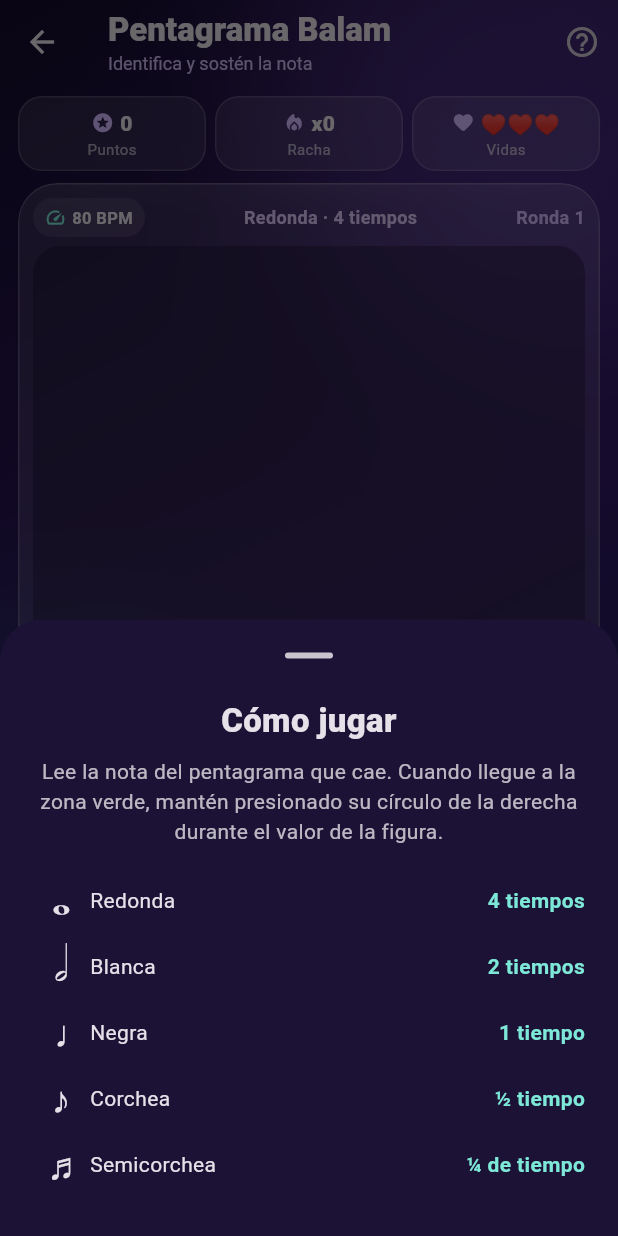
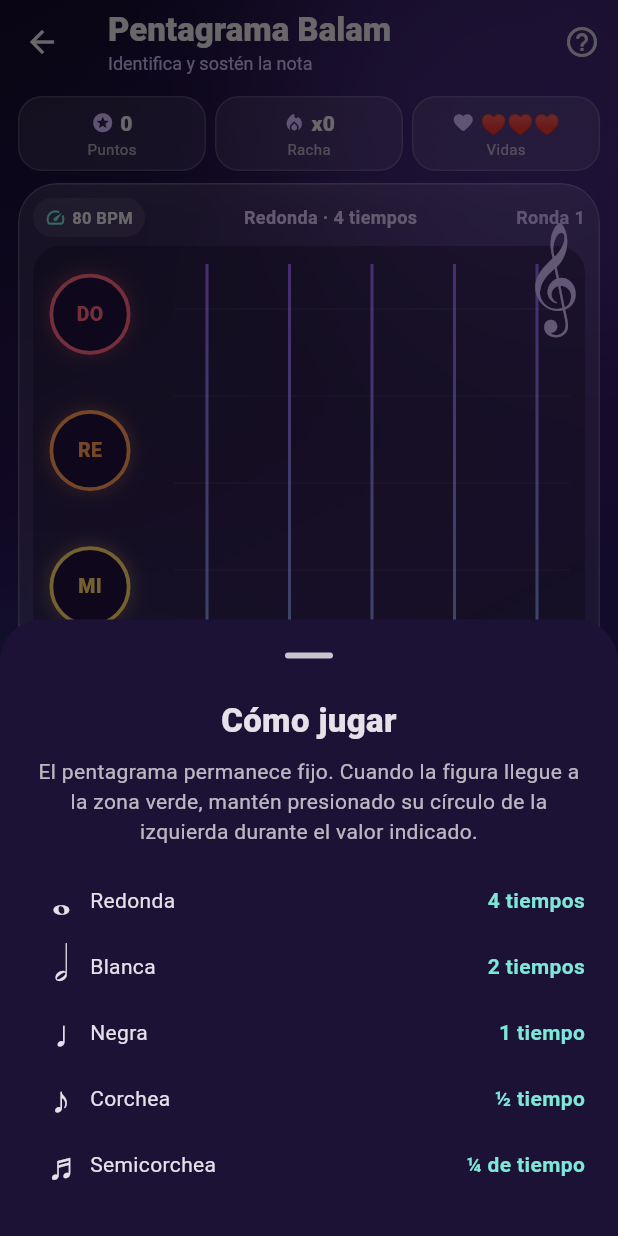
Before and after one commit to starteronesandoval/version-1.1.12, a Flutter app: the RhythmGameScreen screen opened directly, after a tap on the "help outline" icon, on a phone screen of 412 x 824 dp. Run offline on Flutter 3.47's test engine with Material 3 defaults, Android fonts, the phone set to English and light mode, and no system bars; our stand-ins replace flutter_secure_storage, image_picker; accounts and stored records are empty.

Commit message:
Fijar pentagrama vertical y ampliar controles

```diff
--- a/frontend/lib/screens/rhythm_game_screen.dart
+++ b/frontend/lib/screens/rhythm_game_screen.dart
@@ -290,9 +290,10 @@ class _RhythmGameScreenState extends State<RhythmGameScreen>
 
   Widget _gameBoard() => LayoutBuilder(
         builder: (_, constraints) {
-          final controlsWidth = constraints.maxWidth < 340 ? 58.0 : 68.0;
-          final fallingWidth = constraints.maxWidth - controlsWidth - 10;
-          final cardHeight = (74 + (_figure.beats * 13)).clamp(78.0, 126.0);
+          final controlsWidth = constraints.maxWidth < 340 ? 64.0 : 76.0;
+          final staffLeft = controlsWidth + 8;
+          final staffWidth = constraints.maxWidth - staffLeft;
+          final noteSize = constraints.maxWidth < 340 ? 58.0 : 66.0;
           return Stack(
             clipBehavior: Clip.hardEdge,
             children: [
@@ -305,40 +306,41 @@ class _RhythmGameScreenState extends State<RhythmGameScreen>
                 ),
               ),
               Positioned(
-                left: fallingWidth + 4,
+                left: staffLeft,
                 right: 0,
                 top: 0,
                 bottom: 0,
                 child: CustomPaint(
-                  painter: _ReferenceStaffPainter(_pitches),
+                  painter: const _VerticalStaffPainter(),
                 ),
               ),
               AnimatedBuilder(
                 animation: _fallController,
                 builder: (_, child) {
-                  final start = -cardHeight - 8;
-                  final end = constraints.maxHeight - cardHeight - 12;
+                  final start = -noteSize - 8;
+                  final end = constraints.maxHeight - noteSize - 18;
                   final top = start + ((end - start) * _fallController.value);
                   return Positioned(
-                    left: 8,
+                    left: staffLeft +
+                        _staffPitchX(_pitchIndex, staffWidth) -
+                        (noteSize / 2),
                     top: top,
-                    width: fallingWidth - 12,
-                    height: cardHeight,
+                    width: noteSize,
+                    height: noteSize,
                     child: child!,
                   );
                 },
-                child: _FallingStaff(
-                  pitchIndex: _pitchIndex,
+                child: _FallingNote(
                   figure: _figure,
                   color: _pitches[_pitchIndex].color,
                   holding: _holding,
                 ),
               ),
               Positioned(
-                left: 6,
-                width: fallingWidth - 8,
+                left: staffLeft + 4,
+                right: 4,
                 bottom: 0,
-                height: 22,
+                height: 26,
                 child: DecoratedBox(
                   decoration: BoxDecoration(
                     gradient: LinearGradient(
@@ -354,15 +356,15 @@ class _RhythmGameScreenState extends State<RhythmGameScreen>
                 ),
               ),
               Positioned(
-                left: fallingWidth + 4,
-                width: controlsWidth - 4,
+                left: 0,
+                width: controlsWidth,
                 top: 0,
                 bottom: 0,
                 child: _pitchCircles(),
               ),
               Positioned(
-                left: 0,
-                width: fallingWidth,
+                left: staffLeft,
+                right: 0,
                 top: 0,
                 bottom: 0,
                 child: Center(child: _feedbackBadge()),
@@ -373,21 +375,22 @@ class _RhythmGameScreenState extends State<RhythmGameScreen>
       );
 
   Widget _pitchCircles() => LayoutBuilder(
-        builder: (_, constraints) => Stack(
+        builder: (_, constraints) {
+          final circleSize = math.min(54.0, (constraints.maxHeight / 7) - 5);
+          return Column(
             children: [
               for (var i = 0; i < _pitches.length; i++)
-              Positioned(
-                right: 3,
-                top: _pitchY(i, constraints.maxHeight) - 18,
-                width: 44,
-                height: 36,
+                Expanded(
                   child: Listener(
                     behavior: HitTestBehavior.opaque,
                     onPointerDown: (_) => _pressPitch(i),
                     onPointerUp: (_) => _releasePitch(i),
                     onPointerCancel: (_) => _releasePitch(i),
+                    child: Center(
                       child: AnimatedContainer(
                         duration: const Duration(milliseconds: 100),
+                        width: circleSize,
+                        height: circleSize,
                         alignment: Alignment.center,
                         decoration: BoxDecoration(
                           shape: BoxShape.circle,
@@ -396,26 +399,28 @@ class _RhythmGameScreenState extends State<RhythmGameScreen>
                               : const Color(0xFF20123D),
                           border: Border.all(
                             color: _pitches[i].color,
-                        width: _pressedPitch == i ? 3 : 2,
+                            width: _pressedPitch == i ? 4 : 2.5,
                           ),
                           boxShadow: [
                             BoxShadow(
-                          color: _pitches[i]
-                              .color
-                              .withValues(alpha: _pressedPitch == i ? .7 : .3),
-                          blurRadius: _pressedPitch == i ? 18 : 8,
+                              color: _pitches[i].color.withValues(
+                                  alpha: _pressedPitch == i ? .75 : .35),
+                              blurRadius: _pressedPitch == i ? 20 : 10,
+                              spreadRadius: _pressedPitch == i ? 3 : 0,
                             ),
                           ],
                         ),
                         child: FittedBox(
                           fit: BoxFit.scaleDown,
+                          child: Padding(
+                            padding: const EdgeInsets.all(4),
                             child: Text(
                               _pitches[i].name,
                               style: TextStyle(
                                 color: _pressedPitch == i
                                     ? const Color(0xFF170C2C)
                                     : _pitches[i].color,
-                          fontSize: 11,
+                                fontSize: 13,
                                 fontWeight: FontWeight.w900,
                               ),
                             ),
@@ -423,14 +428,18 @@ class _RhythmGameScreenState extends State<RhythmGameScreen>
                         ),
                       ),
                     ),
+                  ),
+                ),
             ],
-        ),
+          );
+        },
       );
 
-  double _pitchY(int index, double height) {
-    final lineSpacing = math.min(58.0, (height - 38) / 5.0);
-    final bottomLine = height - lineSpacing - 18;
-    return bottomLine - ((index - 2) * lineSpacing / 2);
+  double _staffPitchX(int index, double width) {
+    const margin = 32.0;
+    final usableWidth = math.max(80.0, width - (margin * 2));
+    final lineSpacing = usableWidth / 4;
+    return margin + (index * lineSpacing / 2);
   }
 
   Widget _feedbackBadge() => AnimatedSwitcher(
@@ -541,7 +550,7 @@ class _RhythmGameScreenState extends State<RhythmGameScreen>
                         TextStyle(fontSize: 22, fontWeight: FontWeight.w900)),
                 const SizedBox(height: 8),
                 Text(
-                  'Lee la nota del pentagrama que cae. Cuando llegue a la zona verde, mantén presionado su círculo de la derecha durante el valor de la figura.',
+                  'El pentagrama permanece fijo. Cuando la figura llegue a la zona verde, mantén presionado su círculo de la izquierda durante el valor indicado.',
                   textAlign: TextAlign.center,
                   style: TextStyle(color: Colors.white.withValues(alpha: .7)),
                 ),
@@ -582,15 +591,13 @@ class _Pitch {
   final Color color;
 }
 
-class _FallingStaff extends StatelessWidget {
-  const _FallingStaff({
-    required this.pitchIndex,
+class _FallingNote extends StatelessWidget {
+  const _FallingNote({
     required this.figure,
     required this.color,
     required this.holding,
   });
 
-  final int pitchIndex;
   final _RhythmFigure figure;
   final Color color;
   final bool holding;
@@ -599,9 +606,14 @@ class _FallingStaff extends StatelessWidget {
   Widget build(BuildContext context) => AnimatedContainer(
         duration: const Duration(milliseconds: 100),
         decoration: BoxDecoration(
-          color: const Color(0xFF271548).withValues(alpha: .96),
-          borderRadius: BorderRadius.circular(20),
-          border: Border.all(color: color, width: 2),
+          shape: BoxShape.circle,
+          gradient: LinearGradient(
+            begin: Alignment.topLeft,
+            end: Alignment.bottomRight,
+            colors: [color.withValues(alpha: .72), color],
+          ),
+          border:
+              Border.all(color: Colors.white.withValues(alpha: .85), width: 2),
           boxShadow: [
             BoxShadow(
               color: color.withValues(alpha: holding ? .7 : .38),
@@ -610,97 +622,60 @@ class _FallingStaff extends StatelessWidget {
             ),
           ],
         ),
-        child: CustomPaint(
-          painter: _MiniStaffPainter(pitchIndex, figure, color),
+        alignment: Alignment.center,
+        child: FittedBox(
+          fit: BoxFit.scaleDown,
+          child: Padding(
+            padding: const EdgeInsets.all(8),
+            child: Text(
+              figure.symbol,
+              style: const TextStyle(
+                color: Color(0xFF170C2C),
+                fontSize: 38,
+                fontWeight: FontWeight.w900,
+              ),
+            ),
+          ),
         ),
       );
 }
 
-class _MiniStaffPainter extends CustomPainter {
-  const _MiniStaffPainter(this.pitchIndex, this.figure, this.color);
-  final int pitchIndex;
-  final _RhythmFigure figure;
-  final Color color;
+class _VerticalStaffPainter extends CustomPainter {
+  const _VerticalStaffPainter();
 
   @override
   void paint(Canvas canvas, Size size) {
-    final spacing = math.min(12.0, size.height / 7);
-    final top = (size.height - (spacing * 4)) / 2;
-    final left = math.min(46.0, size.width * .25);
-    final right = size.width - 10;
-    final line = Paint()
-      ..color = Colors.white.withValues(alpha: .45)
-      ..strokeWidth = 1.2;
+    const margin = 32.0;
+    final lineSpacing = math.max(20.0, (size.width - (margin * 2)) / 4);
+    final paint = Paint()
+      ..shader = const LinearGradient(
+        begin: Alignment.bottomCenter,
+        end: Alignment.topCenter,
+        colors: [Color(0xFF61DDCB), Color(0xFF9A62F5)],
+      ).createShader(Rect.fromLTWH(0, 0, size.width, size.height))
+      ..strokeWidth = 2;
     for (var i = 0; i < 5; i++) {
-      final y = top + (i * spacing);
-      canvas.drawLine(Offset(left, y), Offset(right, y), line);
+      final x = margin + (i * lineSpacing);
+      canvas.drawLine(Offset(x, 12), Offset(x, size.height - 12), paint);
     }
+
+    final beatPaint = Paint()
+      ..color = Colors.white.withValues(alpha: .06)
+      ..strokeWidth = 1;
+    for (var y = 42.0; y < size.height; y += 58) {
+      canvas.drawLine(Offset(10, y), Offset(size.width - 10, y), beatPaint);
+    }
+
     final clef = TextPainter(
       text: const TextSpan(
         text: '𝄞',
-        style: TextStyle(color: Color(0xFFD9C5FF), fontSize: 48, height: 1),
+        style: TextStyle(color: Color(0xFFD5BDFF), fontSize: 44, height: 1),
       ),
       textDirection: TextDirection.ltr,
     )..layout();
-    clef.paint(canvas, Offset(2, top - 10));
-
-    final bottomLine = top + (spacing * 4);
-    final y = bottomLine - ((pitchIndex - 2) * spacing / 2);
-    final x = left + ((right - left) * .62);
-    final note = Paint()..color = color;
-    canvas.save();
-    canvas.translate(x, y);
-    canvas.rotate(-.2);
-    canvas.drawOval(const Rect.fromLTWH(-10, -6, 20, 12), note);
-    canvas.restore();
-    canvas.drawLine(
-        Offset(x + 9, y), Offset(x + 9, y - 27), note..strokeWidth = 2.5);
-    if (pitchIndex == 0) {
-      canvas.drawLine(Offset(x - 14, y), Offset(x + 14, y), line);
-    }
-    final symbol = TextPainter(
-      text: TextSpan(
-        text: figure.symbol,
-        style:
-            TextStyle(color: color, fontSize: 24, fontWeight: FontWeight.w800),
-      ),
-      textDirection: TextDirection.ltr,
-    )..layout();
-    symbol.paint(canvas, Offset(size.width - symbol.width - 8, 3));
+    clef.paint(canvas, Offset(size.width - clef.width - 4, 8));
   }
 
   @override
-  bool shouldRepaint(covariant _MiniStaffPainter oldDelegate) =>
-      oldDelegate.pitchIndex != pitchIndex || oldDelegate.figure != figure;
+  bool shouldRepaint(covariant _VerticalStaffPainter oldDelegate) => false;
 }
-
-class _ReferenceStaffPainter extends CustomPainter {
-  const _ReferenceStaffPainter(this.pitches);
-  final List<_Pitch> pitches;
-
-  @override
-  void paint(Canvas canvas, Size size) {
-    final lineSpacing = math.min(58.0, (size.height - 38) / 5.0);
-    final bottomLine = size.height - lineSpacing - 18;
-    final paint = Paint()
-      ..color = Colors.white.withValues(alpha: .22)
-      ..strokeWidth = 1.1;
-    for (var i = 0; i < 5; i++) {
-      final y = bottomLine - (i * lineSpacing);
-      canvas.drawLine(Offset(0, y), Offset(size.width - 2, y), paint);
-    }
-    final clef = TextPainter(
-      text: const TextSpan(
-        text: '𝄞',
-        style: TextStyle(color: Color(0xFFBCA0EE), fontSize: 34, height: 1),
-      ),
-      textDirection: TextDirection.ltr,
-    )..layout();
-    clef.paint(canvas, Offset(0, bottomLine - (lineSpacing * 3.8)));
-    final cY = bottomLine + lineSpacing;
-    canvas.drawLine(Offset(4, cY), Offset(size.width - 4, cY), paint);
-  }
-
-  @override
-  bool shouldRepaint(covariant _ReferenceStaffPainter oldDelegate) => false;
-}
```
Lines whose indentation alone changed are shown as unchanged.
